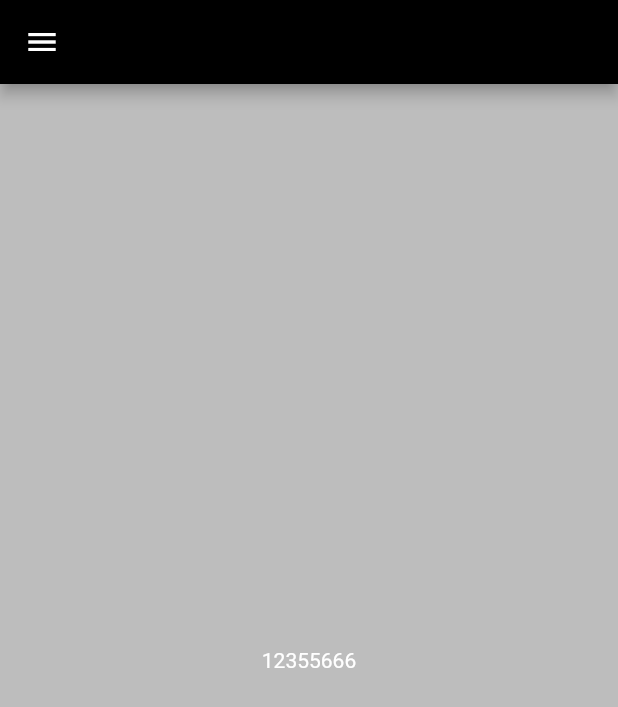
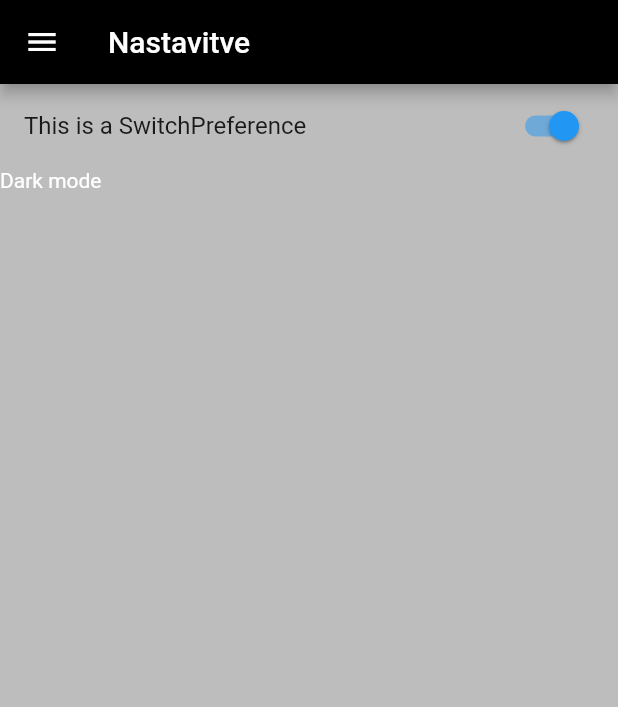
Before and after one commit to andryot/Arriva-prihodi, a Flutter app: the screen it shows after launch, in the side drawer, after a tap on "Nastavitve", on a phone screen of 412 x 824 dp. Shown: the top 707 px of the screen. Run offline on Flutter 3.47's test engine with Material 2 defaults, Android fonts, the light colour scheme and no system bars; our stand-ins replace auto_size_text, datetime_picker_formfield, flutter_spinkit.

Commit message:
29.02.2020 -v3

```diff
--- a/lib/settings.dart
+++ b/lib/settings.dart
@@ -6,11 +6,11 @@ class SettingsPage extends StatefulWidget{
   @override
   State<StatefulWidget> createState() => SettingsState();
 }
-
+bool darkMode = true;
 class SettingsState extends State<SettingsPage>{
   Widget build(BuildContext context){
     return Scaffold(
-      appBar: AppBar(backgroundColor: Color(0xff000000)),
+      appBar: AppBar(backgroundColor: Color(0xff000000), title: Text("Nastavitve"),),
       drawer: Drawer(child: Container(
           color: Color(0xff171B1B),
           child: ListView(
@@ -38,7 +38,15 @@ class SettingsState extends State<SettingsPage>{
           ],),
           ),),
       backgroundColor: Colors.black26,
-      body: Center(child: Text("12355666", style: TextStyle(color: Colors.white),),
-    ));
+      body: Container(child: ListView(children: <Widget>[
+       SwitchListTile(
+        value: darkMode,
+
+        title: Text("This is a SwitchPreference"),
+        onChanged: (bool value) {setState(() { darkMode = value; });},
+    ),
+    Text("Dark mode", style: TextStyle(color: Colors.white,),)
+      ]
+    ),),);
   }
 }
```
